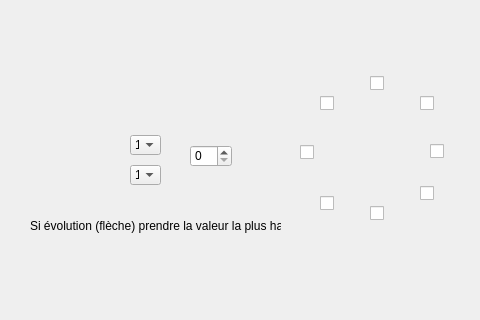
Above: src/OPERA_dialog_base.ui from azarz/OPERA before the change; both pictures show x 0 to 480 and y 285 to 605 of the 584 by 688 pixel window. Below: the same form after it.
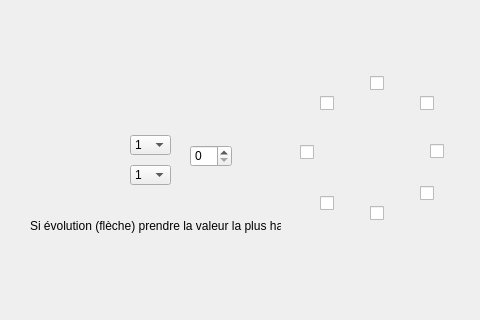
That is the form after the change. Icons and pictures are not drawn.

Commit message: images dans l'interface

Patch:
```diff
--- a/src/OPERA_dialog_base.ui
+++ b/src/OPERA_dialog_base.ui
@@ -335,10 +335,13 @@
     <rect>
      <x>130</x>
      <y>420</y>
-     <width>31</width>
+     <width>41</width>
      <height>20</height>
     </rect>
    </property>
+   <property name="currentIndex">
+    <number>0</number>
+   </property>
    <item>
     <property name="text">
      <string>1</string>
@@ -370,7 +373,7 @@
     <rect>
      <x>130</x>
      <y>450</y>
-     <width>31</width>
+     <width>41</width>
      <height>20</height>
     </rect>
    </property>
```
Left out of the diff: 6 changed lines with no effect on the pictures. The commit also changes 5 other files.
